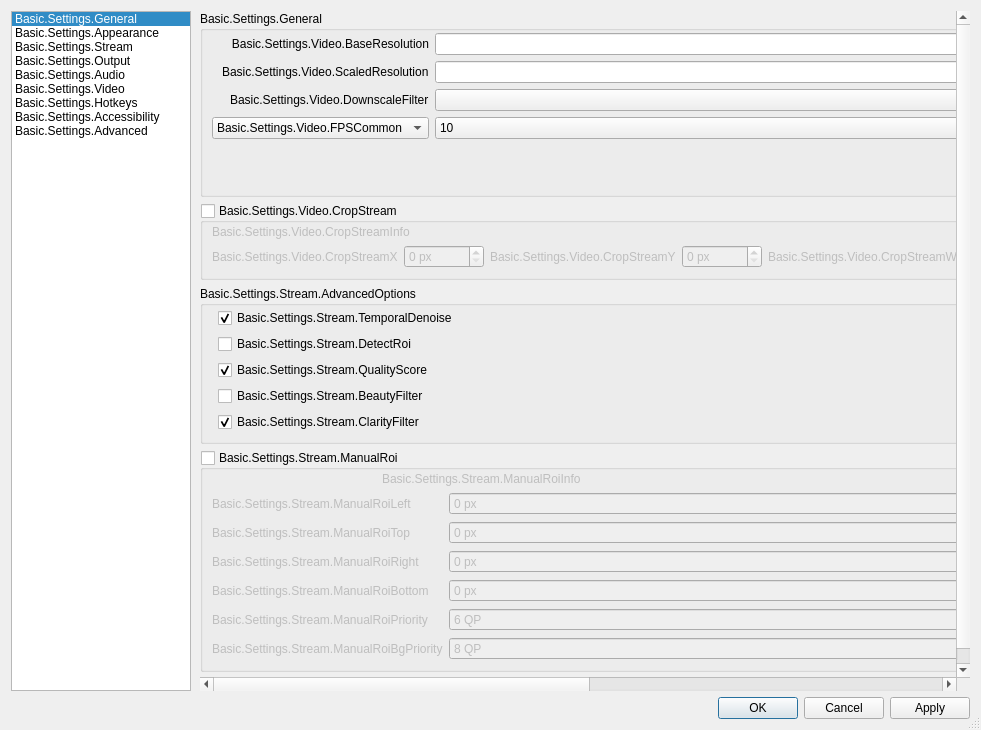
Above: frontend/forms/OBSBasicSettings.ui from Elon666-ai/obs32.1.2patched before the change. Below: the same form after it.
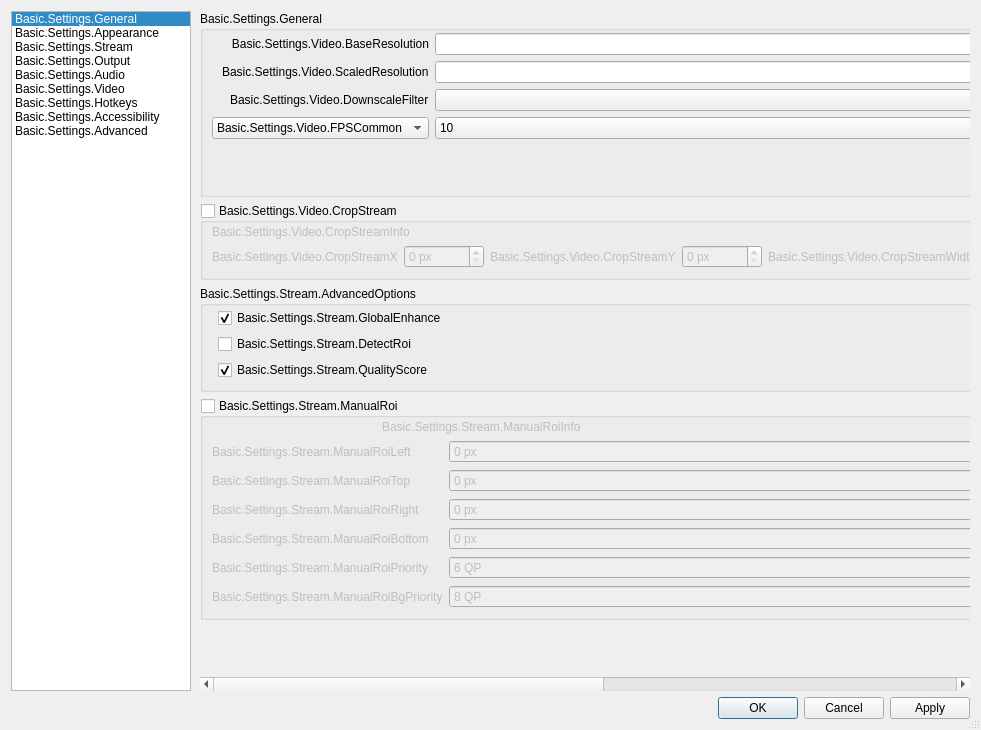
That is the form after the change. The open tabs and pages were chosen to show the change. Icons and pictures are not drawn. Custom widgets are drawn as their Qt base class.

Diff of the .ui file:
```diff
--- a/frontend/forms/OBSBasicSettings.ui
+++ b/frontend/forms/OBSBasicSettings.ui
@@ -6989,7 +6989,7 @@
             <item row="0" column="1">
              <widget class="QCheckBox" name="temporalDenoiseEnable">
               <property name="text">
-               <string>Basic.Settings.Stream.TemporalDenoise</string>
+               <string>Basic.Settings.Stream.GlobalEnhance</string>
               </property>
               <property name="checked">
                <bool>true</bool>
@@ -7016,26 +7016,6 @@
               </property>
              </widget>
             </item>
-            <item row="3" column="1">
-             <widget class="QCheckBox" name="beautyFilterEnable">
-              <property name="text">
-               <string>Basic.Settings.Stream.BeautyFilter</string>
-              </property>
-              <property name="checked">
-               <bool>false</bool>
-              </property>
-             </widget>
-            </item>
-            <item row="4" column="1">
-             <widget class="QCheckBox" name="clarityFilterEnable">
-              <property name="text">
-               <string>Basic.Settings.Stream.ClarityFilter</string>
-              </property>
-              <property name="checked">
-               <bool>true</bool>
-              </property>
-             </widget>
-            </item>
            </layout>
           </widget>
          </item>
```
Left out of the diff: 2 changed lines with no effect on the pictures.
